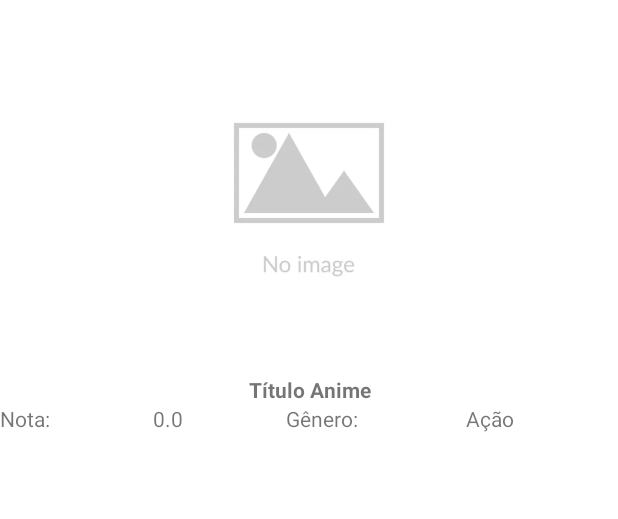
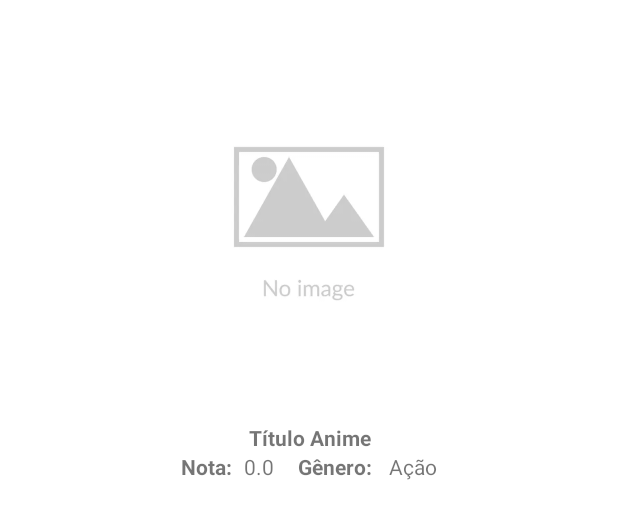
Before and after one commit to LorraneLobo/Anime-List, an Android app: the layout adapter_top_anime.xml on its own in the app's theme, with its tools: preview values and no code run, on a phone screen of 412 x 824 dp. Shown: the top 519 px of the screen. Run offline under Robolectric (Android 15) with nearby library versions, the phone set to English and light mode, and no system bars.

Commit message:
Implementado listagem de Top Animes

```diff
--- a/app/build.gradle
+++ b/app/build.gradle
@@ -45,4 +45,8 @@ dependencies {
     implementation 'com.squareup.retrofit2:converter-gson:2.5.0'
 
     implementation 'com.google.code.gson:gson:2.8.9'
+
+    //Glide
+    implementation 'com.github.bumptech.glide:glide:4.13.0'
+    annotationProcessor 'com.github.bumptech.glide:compiler:4.13.0'
 }
--- a/app/src/main/res/layout/activity_main.xml
+++ b/app/src/main/res/layout/activity_main.xml
@@ -13,8 +13,9 @@
         android:layout_marginStart="16dp"
         android:layout_marginTop="16dp"
         android:layout_marginEnd="16dp"
-        android:text="Hello World!"
+        android:text="Top Animes"
         android:textAlignment="center"
+        android:textSize="16sp"
         android:textStyle="bold"
         app:layout_constraintEnd_toEndOf="parent"
         app:layout_constraintStart_toStartOf="parent"
--- a/app/src/main/res/layout/adapter_top_anime.xml
+++ b/app/src/main/res/layout/adapter_top_anime.xml
@@ -3,7 +3,7 @@
     xmlns:app="http://schemas.android.com/apk/res-auto"
     xmlns:tools="http://schemas.android.com/tools"
     android:layout_width="match_parent"
-    android:layout_height="match_parent"
+    android:layout_height="wrap_content"
     android:gravity="center_horizontal"
     android:orientation="vertical">
 
@@ -11,6 +11,8 @@
         android:id="@+id/imageCapaAnime"
         android:layout_width="200dp"
         android:layout_height="250dp"
+        android:layout_marginTop="16dp"
+        android:layout_marginBottom="16dp"
         app:srcCompat="@drawable/no_image" />
 
     <TextView
@@ -23,35 +25,37 @@
 
     <LinearLayout
         android:layout_width="match_parent"
-        android:layout_height="match_parent"
+        android:layout_height="wrap_content"
+        android:gravity="center_horizontal"
         android:orientation="horizontal">
 
         <TextView
             android:id="@+id/textView2"
             android:layout_width="wrap_content"
             android:layout_height="wrap_content"
-            android:layout_weight="1"
-            tools:text="Nota:" />
+            android:layout_marginRight="8dp"
+            android:text="Nota:"
+            android:textStyle="bold" />
 
         <TextView
             android:id="@+id/textNota"
             android:layout_width="wrap_content"
             android:layout_height="wrap_content"
-            android:layout_weight="1"
+            android:layout_marginRight="16dp"
             tools:text="0.0" />
 
         <TextView
             android:id="@+id/textView4"
             android:layout_width="wrap_content"
             android:layout_height="wrap_content"
-            android:layout_weight="1"
-            tools:text="Gênero: " />
+            android:layout_marginRight="8dp"
+            android:text="Gênero: "
+            android:textStyle="bold" />
 
         <TextView
             android:id="@+id/textGenero"
             android:layout_width="wrap_content"
             android:layout_height="wrap_content"
-            android:layout_weight="1"
             android:text="Ação" />
     </LinearLayout>
 </LinearLayout>
```
Also changed, not shown: app/src/main/java/com/lorrane/animelist/activity/MainActivity.kt (+11 -4 lines), app/src/main/java/com/lorrane/animelist/adapter/TopAnimeAdapter.kt (+28 -14 lines).
